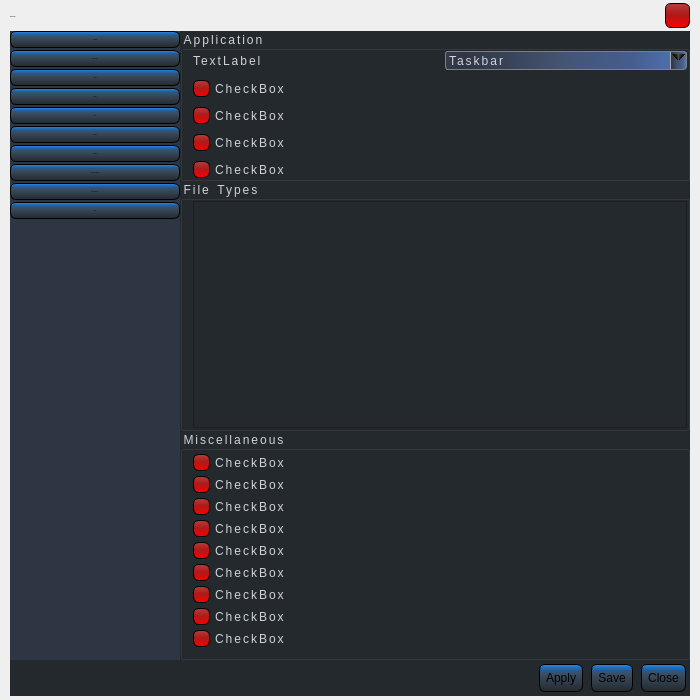
Above: preferences.ui from OmmarShaikh01/Apollo before the change. Below: the same form after it.
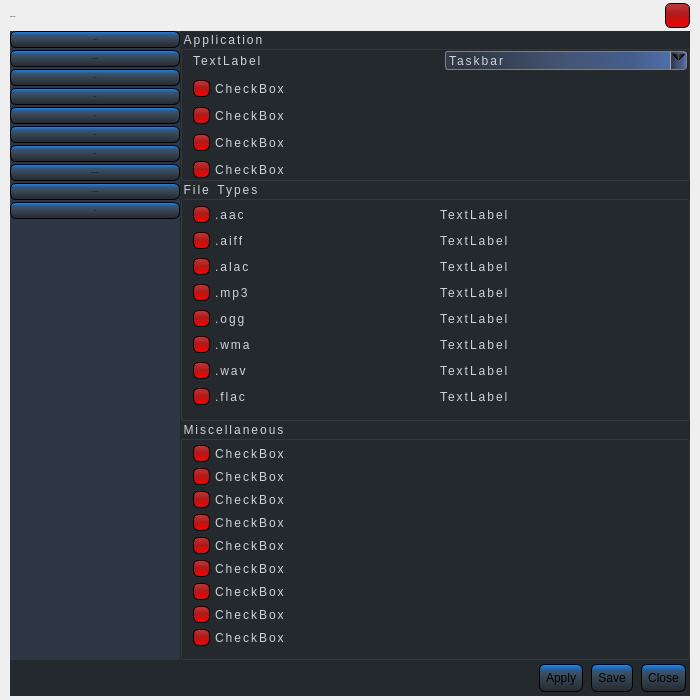
That is the form after the change.

```diff
--- a/preferences.ui
+++ b/preferences.ui
@@ -860,6 +860,26 @@
             <property name="enabled">
              <bool>true</bool>
             </property>
+            <property name="styleSheet">
+             <string notr="true"> QScrollBar:vertical {
+     border: 2px solid grey;
+     background: #32CC99;
+     width: 10px;
+     margin: 0px 0 0px 0;
+ }
+ QScrollBar::handle:vertical {
+background-color: qlineargradient(spread:reflect, x1:1, y1:1, x2:1, y2:0, stop:0 rgba(36, 41, 46, 255), stop:0.130682 rgba(59, 78, 97, 255), stop:0.539773 rgba(40, 88, 135, 255), stop:0.744318 rgba(31, 112, 194, 255), stop:1 rgba(47, 139, 230, 255));
+     min-height: 20px;
+ }
+
+ QScrollBar::up-arrow:vertical, QScrollBar::down-arrow:vertical {
+none
+ }
+
+ QScrollBar::add-page:vertical, QScrollBar::sub-page:vertical {
+background-color: rgb(36, 41, 46);
+ }</string>
+            </property>
             <property name="currentIndex">
              <number>0</number>
             </property>
@@ -1352,8 +1372,361 @@
                  <property name="spacing">
                   <number>0</number>
                  </property>
-                 <item row="0" column="0">
-                  <widget class="QListView" name="listView"/>
+                 <item row="1" column="0">
+                  <layout class="QGridLayout" name="gridLayout_44">
+                   <item row="0" column="0">
+                    <widget class="QFrame" name="verticalFrame_3">
+                     <layout class="QGridLayout" name="gridLayout_45">
+                      <property name="leftMargin">
+                       <number>0</number>
+                      </property>
+                      <property name="topMargin">
+                       <number>0</number>
+                      </property>
+                      <property name="rightMargin">
+                       <number>0</number>
+                      </property>
+                      <property name="bottomMargin">
+                       <number>0</number>
+                      </property>
+                      <property name="horizontalSpacing">
+                       <number>0</number>
+                      </property>
+                      <property name="verticalSpacing">
+                       <number>4</number>
+                      </property>
+                      <item row="6" column="0">
+                       <widget class="QCheckBox" name="checkBox_77">
+                        <property name="styleSheet">
+                         <string notr="true">QCheckBox {
+    spacing: 5px;
+}
+QCheckBox::indicator {
+    width: 13px;
+    height: 13px;
+}
+QCheckBox::indicator:unchecked {
+background-color: qlineargradient(spread:reflect, x1:0.54, y1:1, x2:0.534, y2:0, stop:0 rgba(255, 0, 0, 255), stop:0.528409 rgba(173, 25, 25, 255), stop:1 rgba(187, 60, 60, 255));
+border-style: outset;
+border-width: 1px;
+border-radius: 6px;
+border-color: #000000;
+min-width: 1em;
+padding: 1px;
+}
+QCheckBox::indicator:checked {
+background-color: qlineargradient(spread:reflect, x1:0.54, y1:1, x2:0.534, y2:0, stop:0 rgba(0, 255, 18, 255), stop:0.306818 rgba(10, 171, 24, 255), stop:0.636364 rgba(25, 173, 41, 255), stop:0.994318 rgba(33, 104, 47, 255));
+border-style: outset;
+border-width: 1px;
+border-radius: 6px;
+border-color: #000000;
+min-width: 1em;
+padding: 1px;
+}</string>
+                        </property>
+                        <property name="text">
+                         <string>.wav</string>
+                        </property>
+                       </widget>
+                      </item>
+                      <item row="1" column="0">
+                       <widget class="QCheckBox" name="checkBox_72">
+                        <property name="styleSheet">
+                         <string notr="true">QCheckBox {
+    spacing: 5px;
+}
+QCheckBox::indicator {
+    width: 13px;
+    height: 13px;
+}
+QCheckBox::indicator:unchecked {
+background-color: qlineargradient(spread:reflect, x1:0.54, y1:1, x2:0.534, y2:0, stop:0 rgba(255, 0, 0, 255), stop:0.528409 rgba(173, 25, 25, 255), stop:1 rgba(187, 60, 60, 255));
+border-style: outset;
+border-width: 1px;
+border-radius: 6px;
+border-color: #000000;
+min-width: 1em;
+padding: 1px;
+}
+QCheckBox::indicator:checked {
+background-color: qlineargradient(spread:reflect, x1:0.54, y1:1, x2:0.534, y2:0, stop:0 rgba(0, 255, 18, 255), stop:0.306818 rgba(10, 171, 24, 255), stop:0.636364 rgba(25, 173, 41, 255), stop:0.994318 rgba(33, 104, 47, 255));
+border-style: outset;
+border-width: 1px;
+border-radius: 6px;
+border-color: #000000;
+min-width: 1em;
+padding: 1px;
+}</string>
+                        </property>
+                        <property name="text">
+                         <string>.aiff</string>
+                        </property>
+                       </widget>
+                      </item>
+                      <item row="2" column="0">
+                       <widget class="QCheckBox" name="checkBox_73">
+                        <property name="styleSheet">
+                         <string notr="true">QCheckBox {
+    spacing: 5px;
+}
+QCheckBox::indicator {
+    width: 13px;
+    height: 13px;
+}
+QCheckBox::indicator:unchecked {
+background-color: qlineargradient(spread:reflect, x1:0.54, y1:1, x2:0.534, y2:0, stop:0 rgba(255, 0, 0, 255), stop:0.528409 rgba(173, 25, 25, 255), stop:1 rgba(187, 60, 60, 255));
+border-style: outset;
+border-width: 1px;
+border-radius: 6px;
+border-color: #000000;
+min-width: 1em;
+padding: 1px;
+}
+QCheckBox::indicator:checked {
+background-color: qlineargradient(spread:reflect, x1:0.54, y1:1, x2:0.534, y2:0, stop:0 rgba(0, 255, 18, 255), stop:0.306818 rgba(10, 171, 24, 255), stop:0.636364 rgba(25, 173, 41, 255), stop:0.994318 rgba(33, 104, 47, 255));
+border-style: outset;
+border-width: 1px;
+border-radius: 6px;
+border-color: #000000;
+min-width: 1em;
+padding: 1px;
+}</string>
+                        </property>
+                        <property name="text">
+                         <string>.alac</string>
+                        </property>
+                       </widget>
+                      </item>
+                      <item row="3" column="0">
+                       <widget class="QCheckBox" name="checkBox_74">
+                        <property name="styleSheet">
+                         <string notr="true">QCheckBox {
+    spacing: 5px;
+}
+QCheckBox::indicator {
+    width: 13px;
+    height: 13px;
+}
+QCheckBox::indicator:unchecked {
+background-color: qlineargradient(spread:reflect, x1:0.54, y1:1, x2:0.534, y2:0, stop:0 rgba(255, 0, 0, 255), stop:0.528409 rgba(173, 25, 25, 255), stop:1 rgba(187, 60, 60, 255));
+border-style: outset;
+border-width: 1px;
+border-radius: 6px;
+border-color: #000000;
+min-width: 1em;
+padding: 1px;
+}
+QCheckBox::indicator:checked {
+background-color: qlineargradient(spread:reflect, x1:0.54, y1:1, x2:0.534, y2:0, stop:0 rgba(0, 255, 18, 255), stop:0.306818 rgba(10, 171, 24, 255), stop:0.636364 rgba(25, 173, 41, 255), stop:0.994318 rgba(33, 104, 47, 255));
+border-style: outset;
+border-width: 1px;
+border-radius: 6px;
+border-color: #000000;
+min-width: 1em;
+padding: 1px;
+}</string>
+                        </property>
+                        <property name="text">
+                         <string>.mp3</string>
+                        </property>
+                       </widget>
+                      </item>
+                      <item row="0" column="0">
+                       <widget class="QCheckBox" name="checkBox_71">
+                        <property name="styleSheet">
+                         <string notr="true">QCheckBox {
+    spacing: 5px;
+}
+QCheckBox::indicator {
+    width: 13px;
+    height: 13px;
+}
+QCheckBox::indicator:unchecked {
+background-color: qlineargradient(spread:reflect, x1:0.54, y1:1, x2:0.534, y2:0, stop:0 rgba(255, 0, 0, 255), stop:0.528409 rgba(173, 25, 25, 255), stop:1 rgba(187, 60, 60, 255));
+border-style: outset;
+border-width: 1px;
+border-radius: 6px;
+border-color: #000000;
+min-width: 1em;
+padding: 1px;
+}
+QCheckBox::indicator:checked {
+background-color: qlineargradient(spread:reflect, x1:0.54, y1:1, x2:0.534, y2:0, stop:0 rgba(0, 255, 18, 255), stop:0.306818 rgba(10, 171, 24, 255), stop:0.636364 rgba(25, 173, 41, 255), stop:0.994318 rgba(33, 104, 47, 255));
+border-style: outset;
+border-width: 1px;
+border-radius: 6px;
+border-color: #000000;
+min-width: 1em;
+padding: 1px;
+}</string>
+                        </property>
+                        <property name="text">
+                         <string>.aac</string>
+                        </property>
+                       </widget>
+                      </item>
+                      <item row="4" column="0">
+                       <widget class="QCheckBox" name="checkBox_75">
+                        <property name="styleSheet">
+                         <string notr="true">QCheckBox {
+    spacing: 5px;
+}
+QCheckBox::indicator {
+    width: 13px;
+    height: 13px;
+}
+QCheckBox::indicator:unchecked {
+background-color: qlineargradient(spread:reflect, x1:0.54, y1:1, x2:0.534, y2:0, stop:0 rgba(255, 0, 0, 255), stop:0.528409 rgba(173, 25, 25, 255), stop:1 rgba(187, 60, 60, 255));
+border-style: outset;
+border-width: 1px;
+border-radius: 6px;
+border-color: #000000;
+min-width: 1em;
+padding: 1px;
+}
+QCheckBox::indicator:checked {
+background-color: qlineargradient(spread:reflect, x1:0.54, y1:1, x2:0.534, y2:0, stop:0 rgba(0, 255, 18, 255), stop:0.306818 rgba(10, 171, 24, 255), stop:0.636364 rgba(25, 173, 41, 255), stop:0.994318 rgba(33, 104, 47, 255));
+border-style: outset;
+border-width: 1px;
+border-radius: 6px;
+border-color: #000000;
+min-width: 1em;
+padding: 1px;
+}</string>
+                        </property>
+                        <property name="text">
+                         <string>.ogg</string>
+                        </property>
+                       </widget>
+                      </item>
+                      <item row="5" column="0">
+                       <widget class="QCheckBox" name="checkBox_76">
+                        <property name="styleSheet">
+                         <string notr="true">QCheckBox {
+    spacing: 5px;
+}
+QCheckBox::indicator {
+    width: 13px;
+    height: 13px;
+}
+QCheckBox::indicator:unchecked {
+background-color: qlineargradient(spread:reflect, x1:0.54, y1:1, x2:0.534, y2:0, stop:0 rgba(255, 0, 0, 255), stop:0.528409 rgba(173, 25, 25, 255), stop:1 rgba(187, 60, 60, 255));
+border-style: outset;
+border-width: 1px;
+border-radius: 6px;
+border-color: #000000;
+min-width: 1em;
+padding: 1px;
+}
+QCheckBox::indicator:checked {
+background-color: qlineargradient(spread:reflect, x1:0.54, y1:1, x2:0.534, y2:0, stop:0 rgba(0, 255, 18, 255), stop:0.306818 rgba(10, 171, 24, 255), stop:0.636364 rgba(25, 173, 41, 255), stop:0.994318 rgba(33, 104, 47, 255));
+border-style: outset;
+border-width: 1px;
+border-radius: 6px;
+border-color: #000000;
+min-width: 1em;
+padding: 1px;
+}</string>
+                        </property>
+                        <property name="text">
+                         <string>.wma</string>
+                        </property>
+                       </widget>
+                      </item>
+                      <item row="0" column="1">
+                       <widget class="QLabel" name="label_3">
+                        <property name="text">
+                         <string>TextLabel</string>
+                        </property>
+                       </widget>
+                      </item>
+                      <item row="2" column="1">
+                       <widget class="QLabel" name="label_5">
+                        <property name="text">
+                         <string>TextLabel</string>
+                        </property>
+                       </widget>
+                      </item>
+                      <item row="1" column="1">
+                       <widget class="QLabel" name="label_4">
+                        <property name="text">
+                         <string>TextLabel</string>
+                        </property>
+                       </widget>
+                      </item>
+                      <item row="3" column="1">
+                       <widget class="QLabel" name="label_6">
+                        <property name="text">
+                         <string>TextLabel</string>
+                        </property>
+                       </widget>
+                      </item>
+                      <item row="4" column="1">
+                       <widget class="QLabel" name="label_7">
+                        <property name="text">
+                         <string>TextLabel</string>
+                        </property>
+                       </widget>
+                      </item>
+                      <item row="5" column="1">
+                       <widget class="QLabel" name="label_8">
+                        <property name="text">
+                         <string>TextLabel</string>
+                        </property>
+                       </widget>
+                      </item>
+                      <item row="6" column="1">
+                       <widget class="QLabel" name="label_9">
+                        <property name="text">
+                         <string>TextLabel</string>
+                        </property>
+                       </widget>
+                      </item>
+                      <item row="7" column="1">
+                       <widget class="QLabel" name="label_10">
+                        <property name="text">
+                         <string>TextLabel</string>
+                        </property>
+                       </widget>
+                      </item>
+                      <item row="7" column="0">
+                       <widget class="QCheckBox" name="checkBox_78">
+                        <property name="styleSheet">
+                         <string notr="true">QCheckBox {
+    spacing: 5px;
+}
+QCheckBox::indicator {
+    width: 13px;
+    height: 13px;
+}
+QCheckBox::indicator:unchecked {
+background-color: qlineargradient(spread:reflect, x1:0.54, y1:1, x2:0.534, y2:0, stop:0 rgba(255, 0, 0, 255), stop:0.528409 rgba(173, 25, 25, 255), stop:1 rgba(187, 60, 60, 255));
+border-style: outset;
+border-width: 1px;
+border-radius: 6px;
+border-color: #000000;
+min-width: 1em;
+padding: 1px;
+}
+QCheckBox::indicator:checked {
+background-color: qlineargradient(spread:reflect, x1:0.54, y1:1, x2:0.534, y2:0, stop:0 rgba(0, 255, 18, 255), stop:0.306818 rgba(10, 171, 24, 255), stop:0.636364 rgba(25, 173, 41, 255), stop:0.994318 rgba(33, 104, 47, 255));
+border-style: outset;
+border-width: 1px;
+border-radius: 6px;
+border-color: #000000;
+min-width: 1em;
+padding: 1px;
+}</string>
+                        </property>
+                        <property name="text">
+                         <string>.flac</string>
+                        </property>
+                       </widget>
+                      </item>
+                     </layout>
+                    </widget>
+                   </item>
+                  </layout>
                  </item>
                 </layout>
                </widget>
```
Left out of the diff: 10 changed lines with no effect on the pictures.
